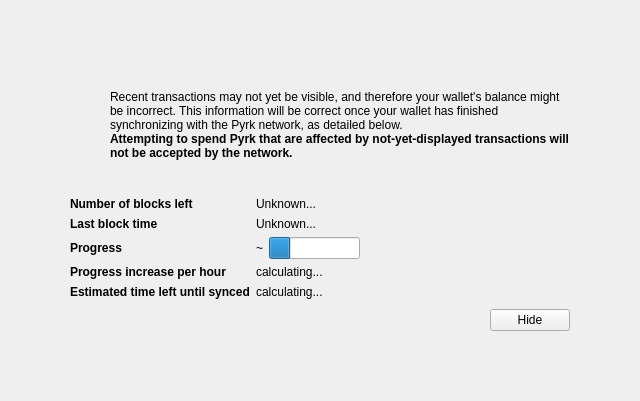
pyrkcommunity/pyrk, file src/qt/forms/modaloverlay.ui: the form before one commit.
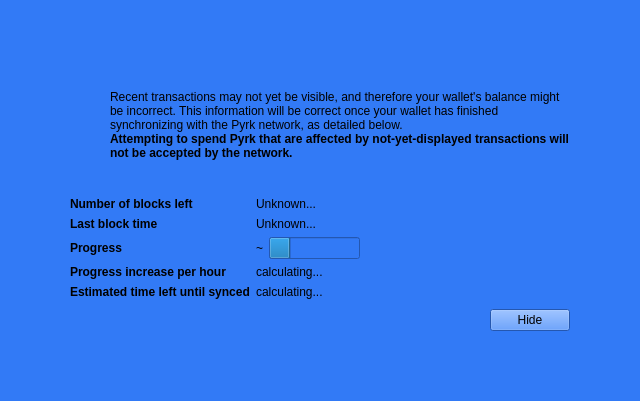
The form after the commit. Icons and pictures are not drawn. Custom widgets are drawn as their Qt base class.

```diff
--- a/src/qt/forms/modaloverlay.ui
+++ b/src/qt/forms/modaloverlay.ui
@@ -32,7 +32,7 @@
    <item>
     <widget class="QWidget" name="bgWidget" native="true">
      <property name="styleSheet">
-      <string notr="true"/>
+      <string notr="true">background-color: rgb(50, 122, 246);</string>
      </property>
      <layout class="QVBoxLayout" name="verticalLayoutMain" stretch="0">
       <property name="leftMargin">
```
